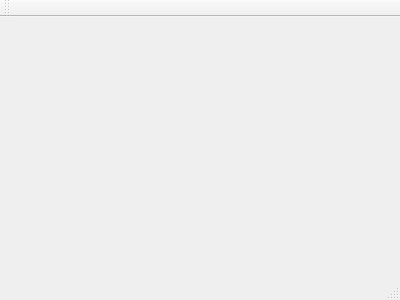
Before: the Qt Designer form mainwindow.ui in SamuelTiprigan/IP_blackJack, drawn with Qt 5.
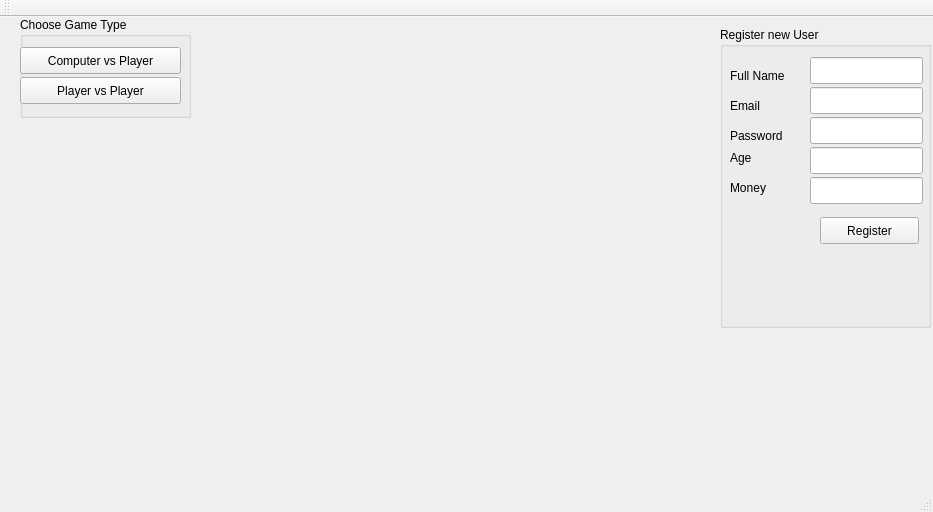
After: the same form once the commit is applied.

Commit message: register new player added

Diff of the .ui file:
```diff
--- a/mainwindow.ui
+++ b/mainwindow.ui
@@ -1,24 +1,223 @@
 <ui version="4.0">
  <class>MainWindow</class>
- <widget class="QMainWindow" name="MainWindow" >
-  <property name="geometry" >
+ <widget class="QMainWindow" name="MainWindow">
+  <property name="geometry">
    <rect>
     <x>0</x>
     <y>0</y>
-    <width>400</width>
-    <height>300</height>
+    <width>933</width>
+    <height>512</height>
    </rect>
   </property>
   <property name="windowTitle" >
    <string>MainWindow</string>
   </property>
-  <widget class="QMenuBar" name="menuBar" />
-  <widget class="QToolBar" name="mainToolBar" />
-  <widget class="QWidget" name="centralWidget" />
-  <widget class="QStatusBar" name="statusBar" />
+  <widget class="QWidget" name="centralWidget">
+   <widget class="QGroupBox" name="gameTypeBox">
+    <property name="geometry">
+     <rect>
+      <x>20</x>
+      <y>0</y>
+      <width>171</width>
+      <height>101</height>
+     </rect>
+    </property>
+    <property name="title">
+     <string>Choose Game Type</string>
+    </property>
+    <widget class="QPushButton" name="pushButton_2">
+     <property name="geometry">
+      <rect>
+       <x>0</x>
+       <y>30</y>
+       <width>161</width>
+       <height>27</height>
+      </rect>
+     </property>
+     <property name="text">
+      <string>Computer vs Player</string>
+     </property>
+    </widget>
+    <widget class="QPushButton" name="pushButton_3">
+     <property name="geometry">
+      <rect>
+       <x>0</x>
+       <y>60</y>
+       <width>161</width>
+       <height>27</height>
+      </rect>
+     </property>
+     <property name="text">
+      <string>Player vs Player</string>
+     </property>
+    </widget>
+   </widget>
+   <widget class="QGroupBox" name="registerGroupBox">
+    <property name="geometry">
+     <rect>
+      <x>720</x>
+      <y>10</y>
+      <width>211</width>
+      <height>301</height>
+     </rect>
+    </property>
+    <property name="title">
+     <string>Register new User</string>
+    </property>
+    <widget class="QLabel" name="label">
+     <property name="geometry">
+      <rect>
+       <x>10</x>
+       <y>70</y>
+       <width>67</width>
+       <height>17</height>
+      </rect>
+     </property>
+     <property name="text">
+      <string>Email</string>
+     </property>
+    </widget>
+    <widget class="QLineEdit" name="qPassword">
+     <property name="geometry">
+      <rect>
+       <x>90</x>
+       <y>90</y>
+       <width>113</width>
+       <height>27</height>
+      </rect>
+     </property>
+     <property name="autoFillBackground">
+      <bool>false</bool>
+     </property>
+    </widget>
+    <widget class="QLabel" name="label_4">
+     <property name="geometry">
+      <rect>
+       <x>10</x>
+       <y>120</y>
+       <width>67</width>
+       <height>21</height>
+      </rect>
+     </property>
+     <property name="text">
+      <string>Age</string>
+     </property>
+    </widget>
+    <widget class="QLabel" name="label_2">
+     <property name="geometry">
+      <rect>
+       <x>10</x>
+       <y>100</y>
+       <width>67</width>
+       <height>17</height>
+      </rect>
+     </property>
+     <property name="text">
+      <string>Password</string>
+     </property>
+    </widget>
+    <widget class="QLabel" name="label_3">
+     <property name="geometry">
+      <rect>
+       <x>10</x>
+       <y>40</y>
+       <width>67</width>
+       <height>17</height>
+      </rect>
+     </property>
+     <property name="text">
+      <string>Full Name</string>
+     </property>
+    </widget>
+    <widget class="QLineEdit" name="qAge">
+     <property name="geometry">
+      <rect>
+       <x>90</x>
+       <y>120</y>
+       <width>113</width>
+       <height>27</height>
+      </rect>
+     </property>
+    </widget>
+    <widget class="QLineEdit" name="qEmail">
+     <property name="geometry">
+      <rect>
+       <x>90</x>
+       <y>60</y>
+       <width>113</width>
+       <height>27</height>
+      </rect>
+     </property>
+    </widget>
+    <widget class="QLineEdit" name="qFullName">
+     <property name="geometry">
+      <rect>
+       <x>90</x>
+       <y>30</y>
+       <width>113</width>
+       <height>27</height>
+      </rect>
+     </property>
+    </widget>
+    <widget class="QPushButton" name="pushButton">
+     <property name="geometry">
+      <rect>
+       <x>100</x>
+       <y>190</y>
+       <width>99</width>
+       <height>27</height>
+      </rect>
+     </property>
+     <property name="text">
+      <string>Register</string>
+     </property>
+    </widget>
+    <widget class="QLineEdit" name="qMoney">
+     <property name="geometry">
+      <rect>
+       <x>90</x>
+       <y>150</y>
+       <width>113</width>
+       <height>27</height>
+      </rect>
+     </property>
+    </widget>
+    <widget class="QLabel" name="label_5">
+     <property name="geometry">
+      <rect>
+       <x>10</x>
+       <y>150</y>
+       <width>67</width>
+       <height>21</height>
+      </rect>
+     </property>
+     <property name="text">
+      <string>Money</string>
+     </property>
+    </widget>
+   </widget>
+  </widget>
+  <widget class="QMenuBar" name="menuBar">
+   <property name="geometry">
+    <rect>
+     <x>0</x>
+     <y>0</y>
+     <width>933</width>
+     <height>25</height>
+    </rect>
+   </property>
+  </widget>
+  <widget class="QToolBar" name="mainToolBar">
+   <attribute name="toolBarArea">
+    <enum>TopToolBarArea</enum>
+   </attribute>
+   <attribute name="toolBarBreak">
+    <bool>false</bool>
+   </attribute>
+  </widget>
+  <widget class="QStatusBar" name="statusBar"/>
  </widget>
- <layoutDefault spacing="6" margin="11" />
- <pixmapfunction></pixmapfunction>
+ <layoutdefault spacing="6" margin="11"/>
  <resources/>
  <connections/>
 </ui>
```
Left out of the diff: 3 changed lines with no effect on the pictures. The commit also changes 7 other files.
